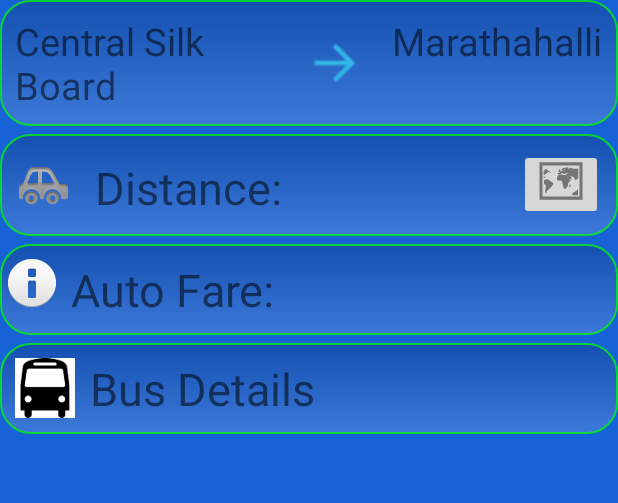
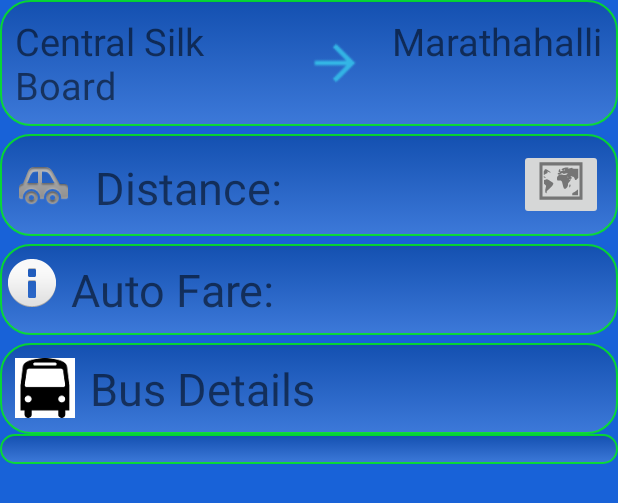
Before and after one commit to sudheendra/BangaloreTravelInfo, an Android app: the layout details.xml on its own in the app's theme, with its tools: preview values and no code run, on a phone screen of 412 x 824 dp. Shown: the top 503 px of the screen. Run offline under Robolectric (Android 15) with nearby library versions, the phone set to English and light mode, and no system bars.

Commit message:
Code Cleanup, Ui for Bus Details.

```diff
--- a/BangaloreTravelInfo/src/main/res/layout/details.xml
+++ b/BangaloreTravelInfo/src/main/res/layout/details.xml
@@ -101,8 +101,7 @@
     <LinearLayout
         android:layout_width="match_parent"
         android:layout_height="wrap_content"
-        android:background="@drawable/linear_lyt_background"
-        android:id="@+id/bmtc_details">
+        android:background="@drawable/linear_lyt_background">
         <ImageView
             android:layout_width="40dp"
             android:layout_height="40dp"
@@ -115,4 +114,12 @@
             android:text="Bus Details"/>
         </LinearLayout>
 
+    <LinearLayout
+        android:layout_width="match_parent"
+        android:layout_height="wrap_content"
+        android:background="@drawable/linear_lyt_background"
+        android:id="@+id/bmtc_details"
+        android:orientation="vertical">
+
+        </LinearLayout>
 </LinearLayout>
```
Also changed, not shown: BangaloreTravelInfo/src/main/java/com/examples/bangaloretravelinfo/DetailsActivity.java (+5 -5 lines), BangaloreTravelInfo/src/main/java/com/examples/bangaloretravelinfo/MainActivity.java (+27 -20 lines), 1 other file.
